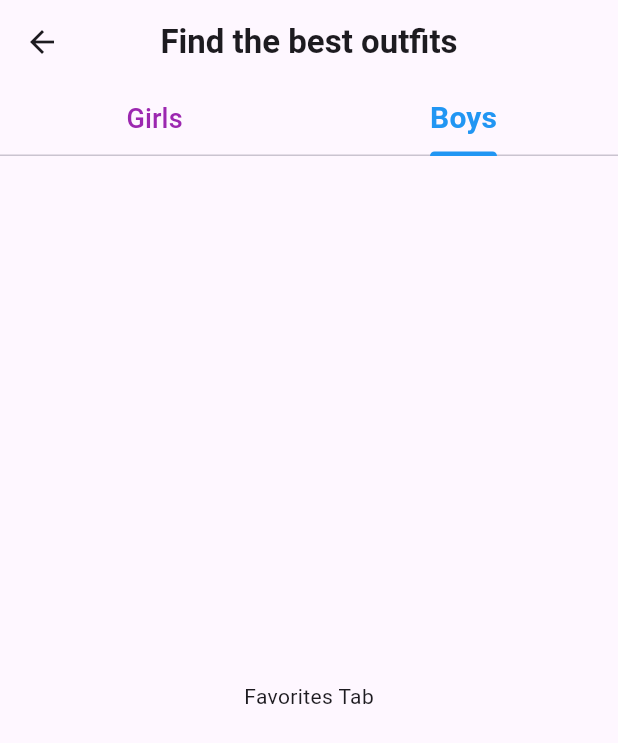
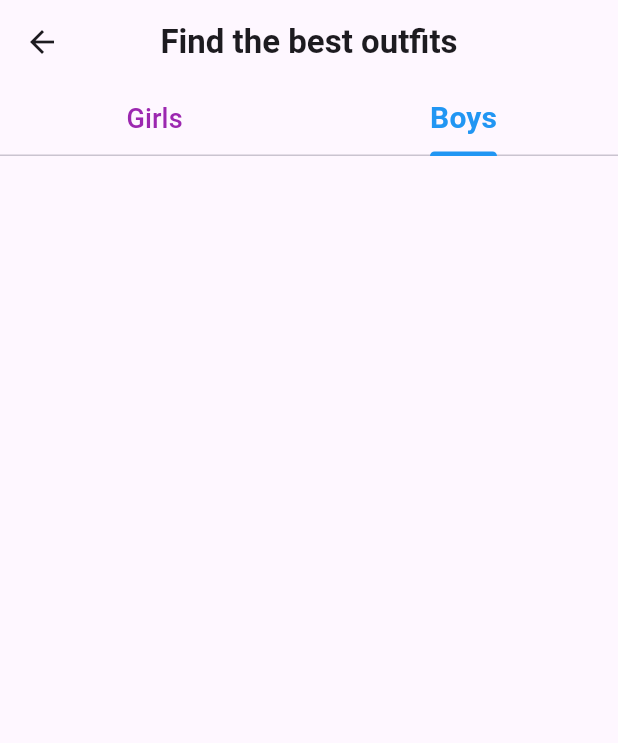
Before and after one commit to sohasara/E-Commerce-App, a Flutter app: the DressPage screen opened directly, tab 2 chosen, on a phone screen of 412 x 824 dp. Shown: the top 743 px of the screen. Run offline on Flutter 3.47's test engine with Material 3 defaults, Android fonts, the phone set to English and light mode, and no system bars; our stand-ins replace flutter_riverpod.

Commit message:
add boys dress class

```diff
--- a/lib/feature/presentation/pages/category/dress.dart
+++ b/lib/feature/presentation/pages/category/dress.dart
@@ -1,3 +1,4 @@
+import 'package:delivery_app_with_admin_pannel/feature/presentation/pages/detailes_page/boys_dress.dart';
 import 'package:delivery_app_with_admin_pannel/feature/presentation/pages/detailes_page/girls_dress.dart';
 import 'package:flutter/material.dart';
 
@@ -39,7 +40,7 @@ class DressPage extends StatelessWidget {
         body: const TabBarView(
           children: [
             GirlsDress(),
-            Center(child: Text('Favorites Tab')),
+            BoysDress(),
           ],
         ),
       ),
--- a/lib/feature/presentation/pages/detailes_page/boys_dress.dart
+++ b/lib/feature/presentation/pages/detailes_page/boys_dress.dart
@@ -0,0 +1,10 @@
+import 'package:flutter/material.dart';
+
+class BoysDress extends StatelessWidget {
+  const BoysDress({super.key});
+
+  @override
+  Widget build(BuildContext context) {
+    return Column();
+  }
+}
```
